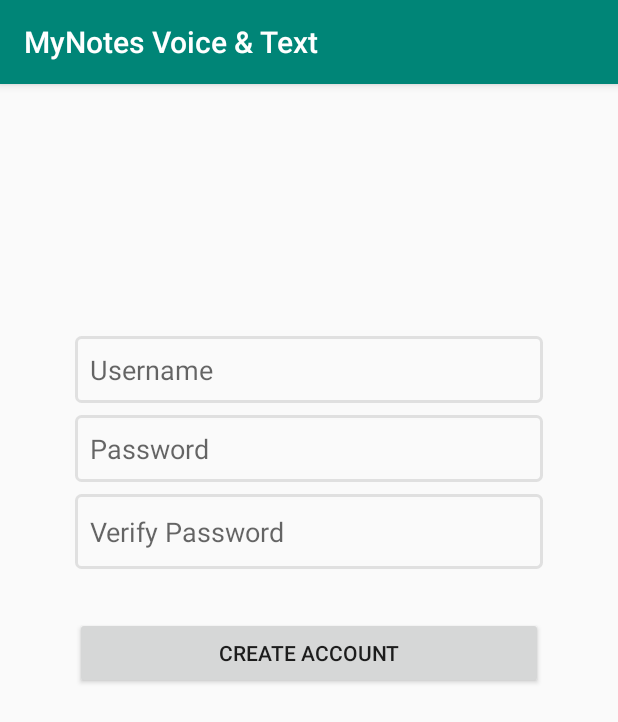
After one commit to kiriaziskokkinos/MyNotesVoiceText, an Android app: the SignUpActivity screen opened directly, with no data from a screen before it, on a phone screen of 412 x 824 dp. The commit adds this screen. Shown: the top 722 px of the screen. Run offline under Robolectric (Android 15) with nearby library versions, the phone set to English and light mode, and no system bars; network calls fail.

Commit message:
Added SignUpActivity to create an account if the user does not have one.

```diff
--- /dev/null
+++ b/app/src/main/java/com/kokkinosk/mynotesvoicetext/SignUpActivity.java
@@ -0,0 +1,14 @@
+package com.kokkinosk.mynotesvoicetext;
+
+import android.os.Bundle;
+
+import androidx.appcompat.app.AppCompatActivity;
+
+public class SignUpActivity extends AppCompatActivity {
+
+    @Override
+    protected void onCreate(Bundle savedInstanceState) {
+        super.onCreate(savedInstanceState);
+        setContentView(R.layout.activity_sign_up);
+    }
+}
--- /dev/null
+++ b/app/src/main/res/layout/activity_sign_up.xml
@@ -0,0 +1,71 @@
+<?xml version="1.0" encoding="utf-8"?>
+<androidx.constraintlayout.widget.ConstraintLayout xmlns:android="http://schemas.android.com/apk/res/android"
+    xmlns:app="http://schemas.android.com/apk/res-auto"
+    xmlns:tools="http://schemas.android.com/tools"
+    android:layout_width="match_parent"
+    android:layout_height="match_parent"
+    android:padding="18dp"
+    tools:context=".SignUpActivity">
+
+    <EditText
+        android:id="@+id/editText3"
+        android:layout_width="match_parent"
+        android:layout_height="wrap_content"
+        android:layout_marginStart="32dp"
+        android:layout_marginTop="150dp"
+        android:layout_marginEnd="32dp"
+        android:background="@drawable/rounded_rectangle"
+        android:ems="10"
+        android:hint="Username"
+        android:inputType="textPersonName"
+        app:layout_constraintEnd_toEndOf="parent"
+        app:layout_constraintHorizontal_bias="0.5"
+        app:layout_constraintStart_toStartOf="parent"
+        app:layout_constraintTop_toTopOf="parent" />
+
+    <EditText
+        android:id="@+id/editText4"
+        android:layout_width="match_parent"
+        android:layout_height="wrap_content"
+        android:layout_marginStart="32dp"
+        android:layout_marginTop="8dp"
+        android:layout_marginEnd="32dp"
+        android:background="@drawable/rounded_rectangle"
+        android:ems="10"
+        android:hint="Password"
+        android:inputType="textPassword"
+        app:layout_constraintEnd_toEndOf="parent"
+        app:layout_constraintHorizontal_bias="0.5"
+        app:layout_constraintStart_toStartOf="parent"
+        app:layout_constraintTop_toBottomOf="@+id/editText3" />
+
+    <EditText
+        android:id="@+id/editText5"
+        android:layout_width="match_parent"
+        android:layout_height="50dp"
+        android:layout_marginStart="32dp"
+        android:layout_marginTop="8dp"
+        android:layout_marginEnd="32dp"
+        android:background="@drawable/rounded_rectangle"
+        android:ems="10"
+        android:hint="Verify Password"
+        android:inputType="textPassword"
+        app:layout_constraintEnd_toEndOf="parent"
+        app:layout_constraintHorizontal_bias="0.5"
+        app:layout_constraintStart_toStartOf="parent"
+        app:layout_constraintTop_toBottomOf="@+id/editText4" />
+
+    <Button
+        android:id="@+id/button"
+        android:layout_width="0dp"
+        android:layout_height="wrap_content"
+        android:layout_marginStart="32dp"
+        android:layout_marginTop="32dp"
+        android:layout_marginEnd="32dp"
+        android:text="Create Account"
+        app:layout_constraintEnd_toEndOf="parent"
+        app:layout_constraintHorizontal_bias="0.5"
+        app:layout_constraintStart_toStartOf="parent"
+        app:layout_constraintTop_toBottomOf="@+id/editText5" />
+
+</androidx.constraintlayout.widget.ConstraintLayout>
```
Also changed, not shown: app/src/main/AndroidManifest.xml (+10 -15 lines), app/src/main/java/com/kokkinosk/mynotesvoicetext/LoginActivity.java (+7 -5 lines), app/src/main/res/layout/activity_login.xml (+13 -6 lines).
